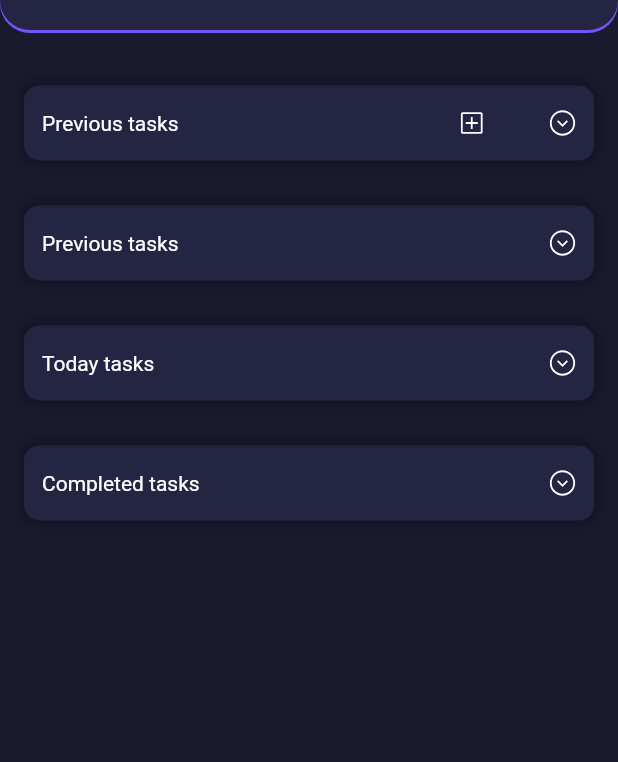
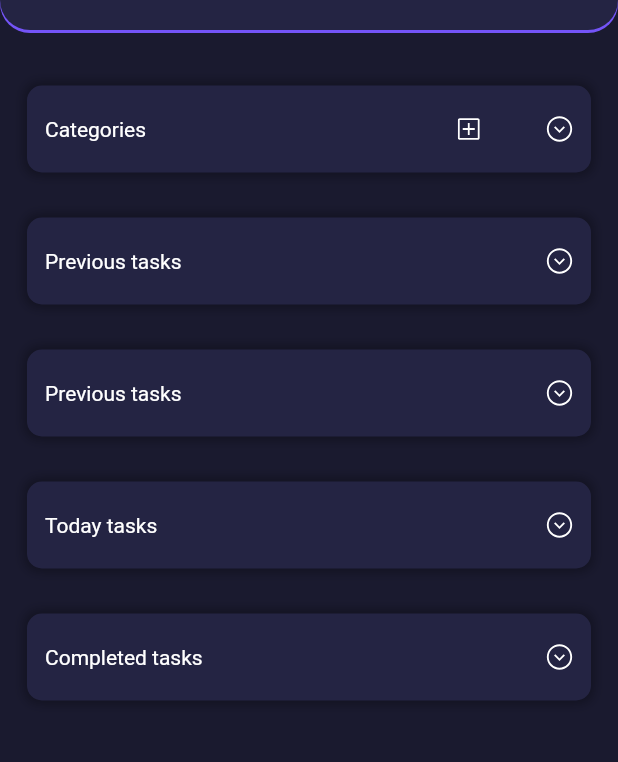
Before and after one commit to azimsh3r/productivityApp, a Flutter app: the screen it shows after launch, on a phone screen of 412 x 824 dp, the part 111-873 px from its top. Run offline on Flutter 3.47's test engine with Material 2 defaults, Android fonts, the phone set to English and light mode, and no system bars; our stand-ins replace bloc, flutter_bloc, flutter_svg; network calls fail.

Commit message:
tasks_screen

```diff
--- a/lib/presentation/state/tasks_cubit_expansion_tile/expansion_cubit.dart
+++ b/lib/presentation/state/tasks_cubit_expansion_tile/expansion_cubit.dart
@@ -1,18 +1,31 @@
 import 'package:bloc/bloc.dart';
 import 'package:meta/meta.dart';
+import 'package:flutter/material.dart';
 
 part 'expansion_state.dart';
 
 class ExpansionCubit extends Cubit<ExpansionState> {
   ExpansionCubit() : super(ExpansionInitial());
-  int ExpandedIndex = -1;
+
+  int expandedIndex = -1;
+  List<int> openTilesIndexes = [];
+  List<int> seeMore = [];
+
+  showMore({required int index}) {
+    seeMore.add(index);
+    emit(ExpansionShowAll());
+  }
+
   void expand({required int index}) {
-    ExpandedIndex = index;
+    expandedIndex = index;
+    openTilesIndexes.add(index);
     emit(ExpansionChanged());
   }
 
-  void clear() {
-    ExpandedIndex = -1;
+  void clearTile(int currentIndex) {
+    openTilesIndexes.remove(currentIndex);
+    seeMore.remove(currentIndex);
+    expandedIndex = -1;
     emit(ExpansionChanged());
   }
 }
--- a/lib/presentation/state/tasks_cubit_expansion_tile/expansion_state.dart
+++ b/lib/presentation/state/tasks_cubit_expansion_tile/expansion_state.dart
@@ -6,3 +6,5 @@ abstract class ExpansionState {}
 class ExpansionInitial extends ExpansionState {}
 
 class ExpansionChanged extends ExpansionState {}
+
+class ExpansionShowAll extends ExpansionState {}
--- a/lib/presentation/ui/data/data_tasks.dart
+++ b/lib/presentation/ui/data/data_tasks.dart
@@ -1,5 +1,16 @@
 class DatabaseTasks {
   static List<Category> categories = [
+    Category(
+      name: 'Categories',
+      tasks: [
+        Task(name: 'Do the Job', time: DateTime(2022, 12, 29)),
+        Task(name: 'Go sleep', time: DateTime(2022)),
+        Task(name: 'Do the Job', time: DateTime(2022, 12, 29)),
+        Task(name: 'Go sleep', time: DateTime(2022)),
+        Task(name: 'Do the Job', time: DateTime(2022, 12, 29)),
+        Task(name: 'Go sleep', time: DateTime(2022)),
+      ],
+    ),
     Category(
       name: 'Previous tasks',
       tasks: [
--- a/lib/presentation/ui/resources/app_colors.dart
+++ b/lib/presentation/ui/resources/app_colors.dart
@@ -13,4 +13,11 @@ abstract class AppColors {
   static Color enabledPurple = const Color(0xFF7A12FF);
   // background Color
   static Color backgroundColor = const Color(0xFF1A1A2F);
+
+  // Expansion Tick Colors
+  static List<Color> tickColors = const [
+    Color(0xFFF6B707),
+    Color(0xFF34B467),
+    Color(0xFFC082FD),
+  ];
 }
--- a/lib/presentation/ui/resources/app_icons.dart
+++ b/lib/presentation/ui/resources/app_icons.dart
@@ -5,4 +5,5 @@ abstract class AppIcons {
   static String moreIcon = '$path/tasks/more_icon.svg';
   static String addIcon = '$path/tasks/add_icon.svg';
   static String seemoreIcon = '$path/tasks/seemore_icon.svg';
+  static String tickIcon = '$path/tasks/tick.svg';
 }
--- a/lib/presentation/ui/screens/tasks_screen/tasks_screen.dart
+++ b/lib/presentation/ui/screens/tasks_screen/tasks_screen.dart
@@ -28,7 +28,9 @@ class TasksScreenState extends State<TasksScreen> {
       body: CustomPadding(
         child: BlocBuilder<ExpansionCubit, ExpansionState>(
           builder: (context, state) {
-            return Column(
+            return SingleChildScrollView(
+              physics: const BouncingScrollPhysics(),
+              child: Column(
                 children: [
                   const SizedBox(height: 20),
                   ...List.generate(
@@ -37,18 +39,21 @@ class TasksScreenState extends State<TasksScreen> {
                       currentIndex: index,
                       isRightTile: index == 0 ? true : false,
                       onTap: () {
-                      if (index ==
-                          context.read<ExpansionCubit>().ExpandedIndex) {
-                        context.read<ExpansionCubit>().clear();
+                        if (context
+                            .read<ExpansionCubit>()
+                            .openTilesIndexes
+                            .contains(index)) {
+                          context.read<ExpansionCubit>().clearTile(index);
                         } else {
                           context.read<ExpansionCubit>().expand(index: index);
                         }
                       },
-                    activeIndex: context.read<ExpansionCubit>().ExpandedIndex,
+                      activeIndex: context.read<ExpansionCubit>().expandedIndex,
                       label: DatabaseTasks.categories[index].name,
                     ),
                   ),
                 ],
+              ),
             );
           },
         ),
@@ -113,19 +118,26 @@ class TasksScreenState extends State<TasksScreen> {
     bool isRightTile = false,
   }) =>
       Column(
+        crossAxisAlignment: CrossAxisAlignment.end,
         children: [
           Container(
             margin: const EdgeInsets.symmetric(
               vertical: 15,
+              horizontal: 2,
             ),
-            padding: const EdgeInsets.symmetric(horizontal: 12, vertical: 2),
+            padding: const EdgeInsets.symmetric(horizontal: 12, vertical: 6),
             width: double.infinity,
             decoration: BoxDecoration(
               boxShadow: [
                 BoxShadow(
                     color: Colors.black.withOpacity(0.3),
                     blurRadius: 5,
-                    spreadRadius: 2),
+                    spreadRadius: context
+                            .read<ExpansionCubit>()
+                            .openTilesIndexes
+                            .contains(currentIndex)
+                        ? 7
+                        : 2),
               ],
               color: AppColors.darkPurple,
               borderRadius: BorderRadius.circular(10),
@@ -200,20 +212,28 @@ class TasksScreenState extends State<TasksScreen> {
               ],
             ),
           ),
-          if (currentIndex == activeIndex) ...{
+          if (context
+              .read<ExpansionCubit>()
+              .openTilesIndexes
+              .contains(currentIndex)) ...{
             ...List.generate(
-              DatabaseTasks.categories[currentIndex].tasks.length,
+              (context.read<ExpansionCubit>().seeMore.contains(currentIndex) &&
+                      DatabaseTasks.categories[currentIndex].tasks.length > 3)
+                  ? DatabaseTasks.categories[currentIndex].tasks.length
+                  : (DatabaseTasks.categories[currentIndex].tasks.length > 3)
+                      ? 3
+                      : DatabaseTasks.categories[currentIndex].tasks.length,
               (index) => Container(
                 margin: const EdgeInsets.symmetric(
-                  vertical: 8,
+                  vertical: 10,
                 ),
                 padding:
-                    const EdgeInsets.symmetric(horizontal: 12, vertical: 14),
+                    const EdgeInsets.symmetric(horizontal: 12, vertical: 16),
                 width: double.infinity,
                 decoration: BoxDecoration(
                   boxShadow: [
                     BoxShadow(
-                        color: Colors.black.withOpacity(0.3),
+                        color: Colors.black.withOpacity(.3),
                         blurRadius: 5,
                         spreadRadius: 2),
                   ],
@@ -228,7 +248,7 @@ class TasksScreenState extends State<TasksScreen> {
                       children: [
                         SvgPicture.asset(AppIcons.seemoreIcon),
                         const SizedBox(
-                          width: 16,
+                          width: 10,
                         ),
                         Text(
                           DatabaseTasks
@@ -240,18 +260,59 @@ class TasksScreenState extends State<TasksScreen> {
                     Row(
                       children: [
                         Text(
-                          DatabaseTasks
-                              .categories[currentIndex].tasks[index].time,
+                          '${DatabaseTasks.categories[currentIndex].tasks[index].time.day}/${DatabaseTasks.categories[currentIndex].tasks[index].time.month}/${DatabaseTasks.categories[currentIndex].tasks[index].time.year}',
                         ),
+                        const SizedBox(width: 26),
+                        SvgPicture.asset(
+                          AppIcons.tickIcon,
+                          colorFilter: ColorFilter.mode(
+                              DatabaseTasks.categories[currentIndex].tasks
+                                          .length <=
+                                      3
+                                  ? AppColors.tickColors[index]
+                                  : AppColors.tickColors[index % 3],
+                              BlendMode.srcIn),
+                        ),
+                        const SizedBox(width: 26),
+                        SvgPicture.asset(AppIcons.addIcon),
                       ],
                     ),
                   ],
                 ),
               ),
             ),
+            if (DatabaseTasks.categories[currentIndex].tasks.length > 3 &&
+                context.read<ExpansionCubit>().seeMore.contains(currentIndex) ==
+                    false) ...{
+              GestureDetector(
+                onTap: () {
+                  context.read<ExpansionCubit>().showMore(index: currentIndex);
+                },
+                child: Container(
+                  padding:
+                      const EdgeInsets.symmetric(horizontal: 12, vertical: 12),
+                  child: Row(
+                    mainAxisSize: MainAxisSize.min,
+                    children: [
+                      Text(
+                        'See More',
+                        style: Theme.of(context).textTheme.bodyMedium,
+                      ),
+                      const SizedBox(width: 8),
+                      SvgPicture.asset(AppIcons.moreIcon),
+                    ],
+                  ),
+                ),
+              ),
+            },
+            if (DatabaseTasks.categories[currentIndex].tasks.length <= 3 ||
+                context.read<ExpansionCubit>().seeMore.contains(currentIndex) ==
+                    true) ...{
               const SizedBox(
-              height: 40,
-            )
+                height: 20,
+              ),
+            },
+            const SizedBox(height: 12),
           },
         ],
       );
```
Also changed, not shown: assets/icons/tasks/tick.svg (added). Lines whose indentation alone changed are shown as unchanged.
